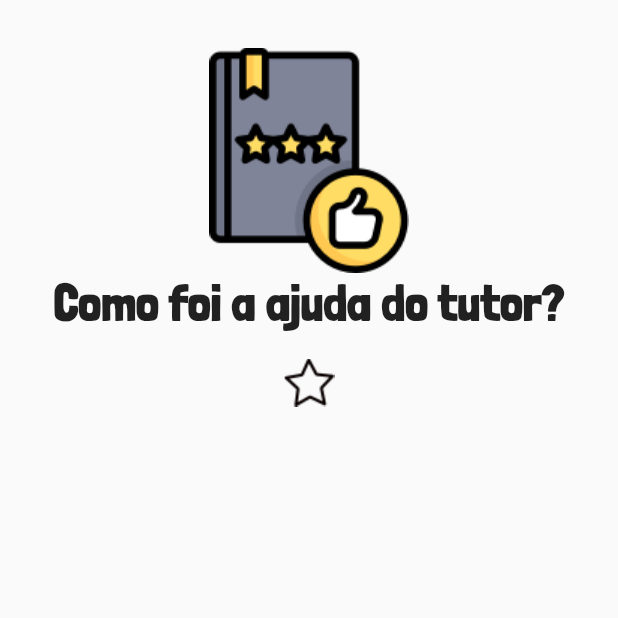
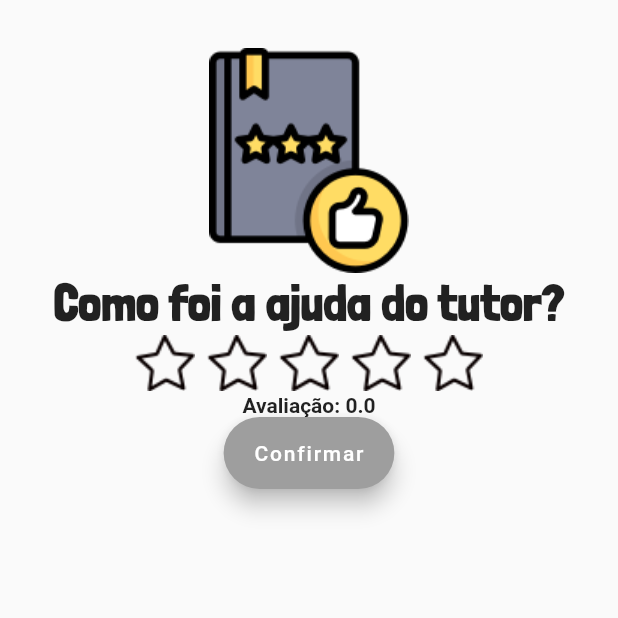
Before and after one commit to MarinaPiragibe/tutor_mundi, a Flutter app: the screen it shows after launch, on a phone screen of 412 x 824 dp, the top half of it. Run offline on Flutter 3.47's test engine with Material 2 defaults, Android fonts, the phone set to English and light mode, and no system bars; drawn by our look-alikes of flutter_rating_bar.

Commit message:
implementa a rating bar e cria o botão de confirmar

```diff
--- a/lib/pages/home_page.dart
+++ b/lib/pages/home_page.dart
@@ -1,6 +1,7 @@
 import 'package:flutter/material.dart';
 import 'package:flutter/src/widgets/container.dart';
 import 'package:flutter/src/widgets/framework.dart';
+import 'package:flutter_rating_bar/flutter_rating_bar.dart';
 
 class HomePage extends StatefulWidget {
   const HomePage({super.key});
@@ -10,19 +11,26 @@ class HomePage extends StatefulWidget {
 }
 
 class _HomePageState extends State<HomePage> {
-  FocusNode myfocus = FocusNode();
-  String starState_image = 'assets/images/estrela_vazia.png';
+  double _avaliacao = 0;
+  int _ratingBarMode = 0; //1
 
-  void _atualizaEstrela(String value) {
-    if (value == 'assets/images/estrela_vazia.png') {
-      setState(() {
-        starState_image = 'assets/images/estrela_cheia.png';
-      });
-    } else {
-      setState(() {
-        starState_image = 'assets/images/estrela_vazia.png';
-      });
-    }
+  Widget _ratingBar(int mode) {
+    return RatingBar(
+      initialRating: 0,
+      allowHalfRating: false,
+      itemCount: 5,
+      ratingWidget: RatingWidget(
+        full: Image.asset('assets/images/estrela_cheia.png'),
+        half: Image.asset('assets/images/estrela_cheia.png'),
+        empty: Image.asset('assets/images/estrela_vazia.png'),
+      ),
+      itemPadding: EdgeInsets.symmetric(horizontal: 4),
+      onRatingUpdate: (avaliacao) {
+        setState(() {
+          _avaliacao = avaliacao;
+        });
+      },
+    );
   }
 
   @override
@@ -33,19 +41,30 @@ class _HomePageState extends State<HomePage> {
                 padding: EdgeInsets.all(16),
                 margin: EdgeInsets.all(16),
                 child: Column(children: [
-                  Image.asset("assets/images/livro.png", fit: BoxFit.fill),
-                  Text('Como foi a ajuda do tutor?',
-                      style: TextStyle(
-                          fontSize: 34,
-                          fontWeight: FontWeight.bold,
-                          fontFamily: 'LondrinaSolid')),
-                  IconButton(
-                    splashRadius: 34,
-                    icon: Image.asset(starState_image),
-                    iconSize: 50,
-                    onPressed: () => _atualizaEstrela(starState_image),
-                    focusNode: myfocus,
-                  )
+                  Image.asset(
+                    "assets/images/livro.png",
+                    fit: BoxFit.fill,
+                    alignment: Alignment.center,
+                  ),
+                  Text(
+                    'Como foi a ajuda do tutor?',
+                    style: TextStyle(
+                        fontSize: 34,
+                        fontWeight: FontWeight.bold,
+                        fontFamily: 'LondrinaSolid'),
+                    textAlign: TextAlign.center,
+                  ),
+                  _ratingBar(_ratingBarMode),
+                  Text(
+                    "Avaliação: $_avaliacao",
+                    style: TextStyle(fontWeight: FontWeight.bold),
+                  ),
+                  FloatingActionButton.extended(
+                    label: Text('Confirmar'),
+                    backgroundColor: Colors.grey,
+                    foregroundColor: Colors.white,
+                    onPressed: () => {},
+                  ),
                 ]))));
   }
 }
--- a/pubspec.yaml
+++ b/pubspec.yaml
@@ -36,6 +36,7 @@ dependencies:
   # The following adds the Cupertino Icons font to your application.
   # Use with the CupertinoIcons class for iOS style icons.
   cupertino_icons: ^1.0.2
+  flutter_rating_bar: ^4.0.1
 
 dev_dependencies:
   flutter_test:
```
Also changed, not shown: pubspec.lock.
